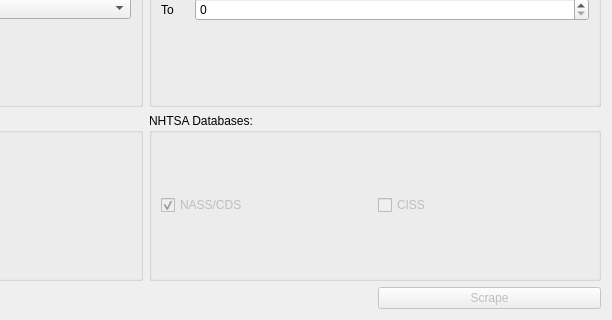
This is src/app/ui/ScrapeMenu.ui in caden-maxwell/nhtsa-scrape as Qt 5 draws it before an edit; both pictures show x 320 to 932 and y 273 to 593 of the 932 by 593 pixel window. The edited form follows.
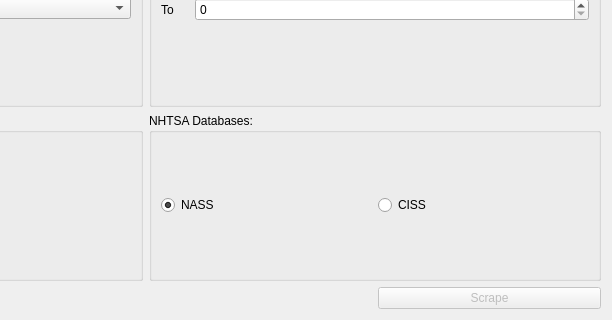
This is the edited form.

Commit message: checkbox -> radio

Patch:
```diff
--- a/src/app/ui/ScrapeMenu.ui
+++ b/src/app/ui/ScrapeMenu.ui
@@ -259,17 +259,20 @@
      </item>
      <item row="3" column="3">
       <widget class="QGroupBox" name="databasesBox">
+       <property name="enabled">
+        <bool>true</bool>
+       </property>
+       <property name="autoFillBackground">
+        <bool>false</bool>
+       </property>
        <property name="title">
         <string>NHTSA Databases:</string>
        </property>
        <layout class="QHBoxLayout" name="horizontalLayout">
         <item>
-         <widget class="QCheckBox" name="nassCheckbox">
-          <property name="enabled">
-           <bool>false</bool>
-          </property>
+         <widget class="QRadioButton" name="nassRadio">
           <property name="text">
-           <string>NASS/CDS</string>
+           <string>NASS</string>
           </property>
           <property name="checked">
            <bool>true</bool>
@@ -277,9 +280,9 @@
          </widget>
         </item>
         <item>
-         <widget class="QCheckBox" name="cissCheckbox">
+         <widget class="QRadioButton" name="cissRadio">
           <property name="enabled">
-           <bool>false</bool>
+           <bool>true</bool>
           </property>
           <property name="text">
            <string>CISS</string>
```
The commit also changes 1 other file.
